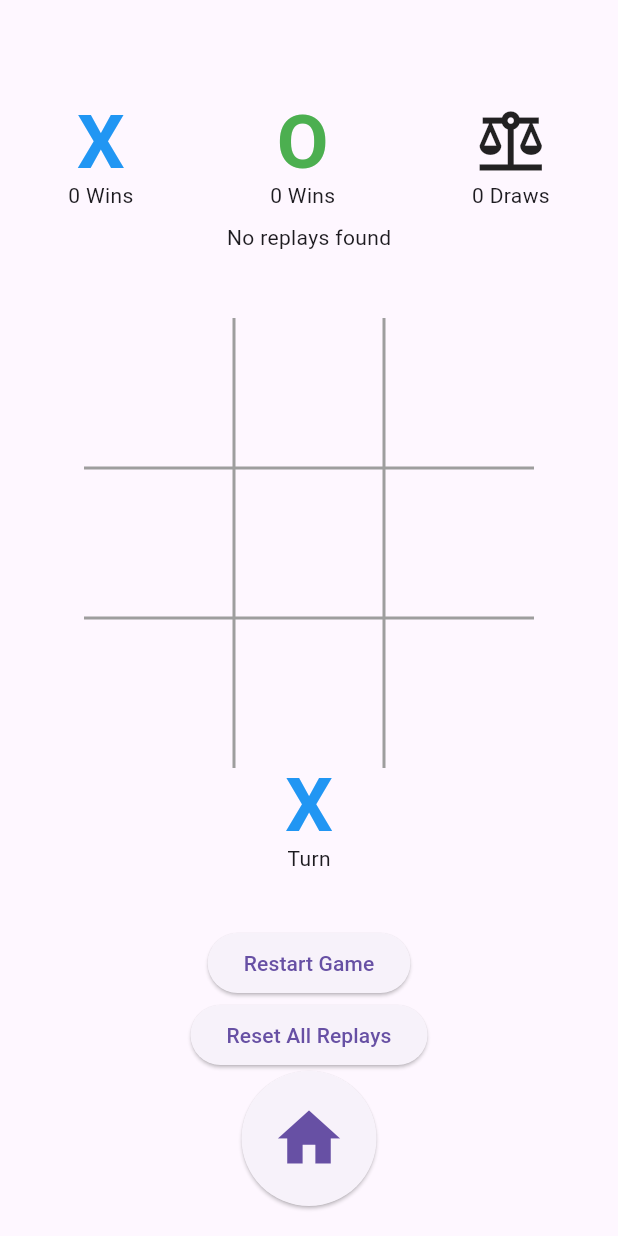
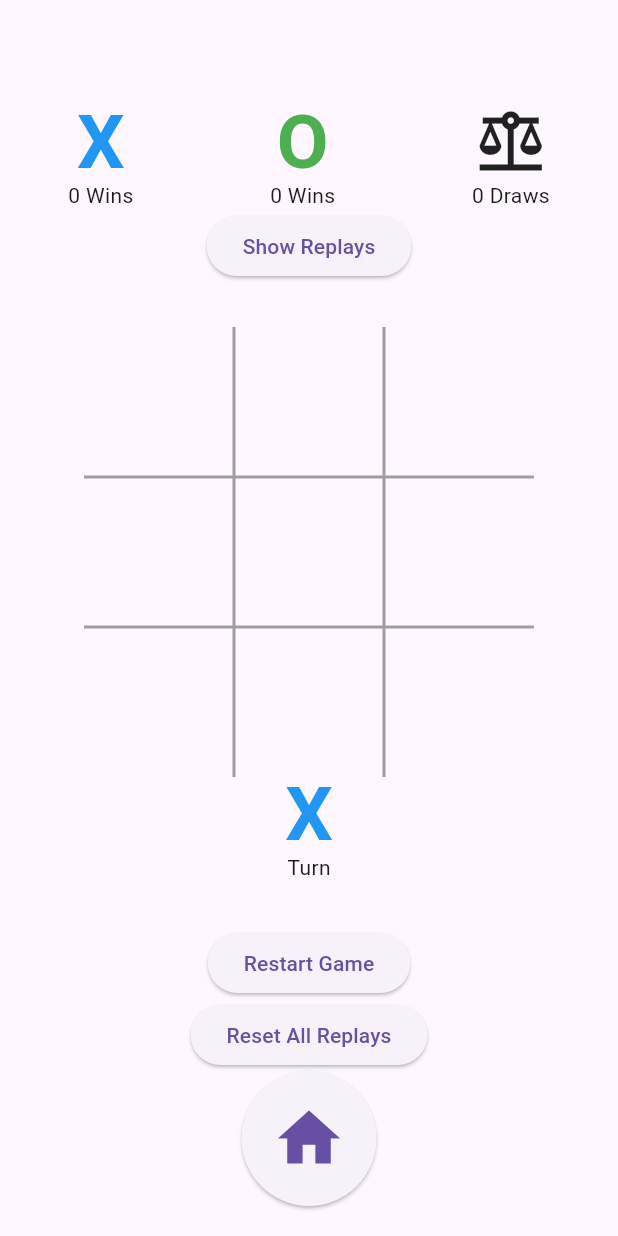
Before and after one commit to Siripongapr/tic_tac_toe, a Flutter app: the Game screen opened by its route, after a tap on "Restart Game", on a phone screen of 412 x 824 dp. Run offline on Flutter 3.47's test engine with Material 3 defaults, Android fonts, the phone set to English and light mode, and no system bars; our stand-ins replace cloud_firestore, firebase_core; accounts and stored records are empty.

```diff
--- /dev/null
+++ b/lib/controller/game_controller.dart
@@ -0,0 +1,140 @@
+import 'package:cloud_firestore/cloud_firestore.dart';
+
+class GameController {
+  final FirebaseFirestore db = FirebaseFirestore.instance;
+
+  int currentPlayer = 1;
+  List<int?> board = List<int?>.filled(9, null);
+  String? winner;
+  List<int> scores = [0, 0, 0];
+  List<int> moves = [];
+  int xWins = 0;
+  int oWins = 0;
+  int draws = 0;
+  bool _isLoading = true;
+
+  bool get isLoading => _isLoading;
+
+  // Add a callback to notify when state changes
+  void Function()? onStateChanged;
+
+  GameController({this.onStateChanged});
+
+  Future<void> fetchScores() async {
+    try {
+      final replays = await db.collection("replays").get();
+      xWins = 0;
+      oWins = 0;
+      draws = 0;
+      for (var doc in replays.docs) {
+        final data = doc.data();
+        if (data['winner'] == 'X') {
+          xWins++;
+        } else if (data['winner'] == 'O') {
+          oWins++;
+        } else if (data['winner'] == 'Draw') {
+          draws++;
+        }
+      }
+      _isLoading = false;
+      onStateChanged?.call(); // Notify when scores are updated
+    } catch (e) {
+      print('Error fetching scores: $e');
+      _isLoading = false;
+    }
+  }
+
+  void handleTap(int index) {
+    if (board[index] == null && winner == null) {
+      board[index] = currentPlayer;
+      moves.add(index);
+      if (checkWin()) {
+        winner = currentPlayer == 1 ? 'X' : 'O';
+        scores[currentPlayer - 1]++;
+        saveReplay();
+      } else if (!board.contains(null)) {
+        winner = 'Draw';
+        scores[2]++;
+        saveReplay();
+        fetchScores();
+      } else {
+        currentPlayer = currentPlayer == 1 ? 2 : 1;
+      }
+      onStateChanged?.call(); // Notify when the game state changes
+    }
+  }
+
+  bool checkWin() {
+    const List<List<int>> winningCombinations = [
+      [0, 1, 2],
+      [3, 4, 5],
+      [6, 7, 8],
+      [0, 3, 6],
+      [1, 4, 7],
+      [2, 5, 8],
+      [0, 4, 8],
+      [2, 4, 6]
+    ];
+    for (var combo in winningCombinations) {
+      if (board[combo[0]] != null &&
+          board[combo[0]] == board[combo[1]] &&
+          board[combo[1]] == board[combo[2]]) {
+        return true;
+      }
+    }
+    return false;
+  }
+
+  void resetGame() {
+    board = List<int?>.filled(9, null);
+    currentPlayer = 1;
+    winner = null;
+    moves = [];
+    onStateChanged?.call(); // Notify when the game is reset
+  }
+
+  Future<void> replayGame(List<int> replayMoves) async {
+    resetGame();
+    for (var move in replayMoves) {
+      await Future.delayed(const Duration(milliseconds: 500));
+      board[move] = currentPlayer;
+      if (checkWin()) {
+        winner = currentPlayer == 1 ? 'X' : 'O';
+        scores[currentPlayer - 1]++;
+      } else if (!board.contains(null)) {
+        winner = 'Draw';
+        scores[2]++;
+      } else {
+        currentPlayer = currentPlayer == 1 ? 2 : 1;
+      }
+      onStateChanged?.call(); // Notify during the replay
+    }
+  }
+
+  void saveReplay() {
+    db.collection("replays").add({
+      "moves": moves,
+      "winner": winner,
+      "scores": scores,
+      "timestamp": FieldValue.serverTimestamp()
+    }).then((DocumentReference doc) {
+      print('DocumentSnapshot added with ID: ${doc.id}');
+      fetchScores(); // Update scores after saving
+    }).catchError((error) {
+      print('Failed to add document: $error');
+    });
+  }
+
+  Future<void> deleteAllReplays() async {
+    try {
+      final replays = await db.collection("replays").get();
+      for (var doc in replays.docs) {
+        await doc.reference.delete();
+      }
+      print('All replays deleted successfully');
+      fetchScores(); // Update scores after deletion
+    } catch (e) {
+      print('Error deleting replays: $e');
+    }
+  }
+}
--- a/lib/screens/game.dart
+++ b/lib/screens/game.dart
@@ -1,8 +1,6 @@
-import 'package:cloud_firestore/cloud_firestore.dart';
 import 'package:flutter/material.dart';
-import 'package:tic_tac_toe/db/db.dart';
+import 'package:tic_tac_toe/controller/game_controller.dart';
 import 'package:tic_tac_toe/widget/game/cell.dart';
-import 'package:tic_tac_toe/widget/game/scrore.dart';
 import 'package:tic_tac_toe/xo_icon.dart';
 
 class Game extends StatefulWidget {
@@ -13,150 +11,19 @@ class Game extends StatefulWidget {
 }
 
 class _GameState extends State<Game> {
-  final DatabaseService _databaseService = DatabaseService();
-  int currentPlayer = 1;
-  List<int?> board = List<int?>.filled(9, null);
-  String? winner;
-  List<int> scores = [0, 0, 0];
-  List<int> moves = [];
-  int xWins = 0;
-  int oWins = 0;
-  int draws = 0;
-  bool _isLoading = true; // Add a loading flag
-
-  final db = FirebaseFirestore.instance;
+  late final GameController _controller;
 
   @override
   void initState() {
     super.initState();
-    _fetchScores();
-  }
-
-  Future<void> _fetchScores() async {
-    try {
-      final replays = await db.collection("replays").get();
-      xWins = 0;
-      oWins = 0;
-      draws = 0;
-
-      for (var doc in replays.docs) {
-        final data = doc.data();
-        if (data['winner'] == 'X') {
-          xWins++;
-        } else if (data['winner'] == 'O') {
-          oWins++;
-        } else if (data['winner'] == 'Draw') {
-          draws++;
-        }
-      }
-
-      setState(() {
-        _isLoading = false; // Set loading to false once data is fetched
-      });
-    } catch (e) {
-      print('Error fetching scores: $e');
-      setState(() {
-        _isLoading = false; // Set loading to false in case of an error
-      });
-    }
-  }
-
-  void handleTap(int index) {
-    if (board[index] == null && winner == null) {
-      setState(() {
-        board[index] = currentPlayer;
-        moves.add(index);
-
-        if (checkWin()) {
-          winner = currentPlayer == 1 ? 'X' : 'O';
-          scores[currentPlayer - 1]++;
-          saveReplay();
-        } else if (!board.contains(null)) {
-          winner = 'Draw';
-          scores[2]++;
-          saveReplay();
-        } else {
-          currentPlayer = currentPlayer == 1 ? 2 : 1;
-        }
-      });
-    }
-  }
-
-  bool checkWin() {
-    const List<List<int>> winningCombinations = [
-      [0, 1, 2],
-      [3, 4, 5],
-      [6, 7, 8],
-      [0, 3, 6],
-      [1, 4, 7],
-      [2, 5, 8],
-      [0, 4, 8],
-      [2, 4, 6]
-    ];
-
-    for (var combo in winningCombinations) {
-      if (board[combo[0]] != null &&
-          board[combo[0]] == board[combo[1]] &&
-          board[combo[1]] == board[combo[2]]) {
-        return true;
-      }
-    }
-    return false;
-  }
-
-  void resetGame() {
-    setState(() {
-      board = List<int?>.filled(9, null);
-      currentPlayer = 1;
-      winner = null;
-      moves = [];
+    _controller = GameController(onStateChanged: _updateState);
+    _controller.fetchScores().then((_) {
+      setState(() {});
     });
   }
 
-  Future<void> replayGame(List<int> replayMoves) async {
-    resetGame();
-    for (var move in replayMoves) {
-      await Future.delayed(const Duration(milliseconds: 500));
-      setState(() {
-        board[move] = currentPlayer;
-        if (checkWin()) {
-          winner = currentPlayer == 1 ? 'X' : 'O';
-          scores[currentPlayer - 1]++;
-        } else if (!board.contains(null)) {
-          winner = 'Draw';
-          scores[2]++;
-        } else {
-          currentPlayer = currentPlayer == 1 ? 2 : 1;
-        }
-      });
-    }
-  }
-
-  void saveReplay() {
-    db.collection("replays").add({
-      "moves": moves,
-      "winner": winner,
-      "scores": scores,
-      "timestamp": FieldValue.serverTimestamp()
-    }).then((DocumentReference doc) {
-      print('DocumentSnapshot added with ID: ${doc.id}');
-      _fetchScores(); // Update scores after saving
-    }).catchError((error) {
-      print('Failed to add document: $error');
-    });
-  }
-
-  Future<void> deleteAllReplays() async {
-    try {
-      final replays = await db.collection("replays").get();
-      for (var doc in replays.docs) {
-        await doc.reference.delete();
-      }
-      print('All replays deleted successfully');
-      _fetchScores(); // Update scores after deletion
-    } catch (e) {
-      print('Error deleting replays: $e');
-    }
+  void _updateState() {
+    setState(() {});
   }
 
   @override
@@ -170,10 +37,10 @@ class _GameState extends State<Game> {
               mainAxisAlignment: MainAxisAlignment.spaceAround,
               children: [
                 Column(
-                  children: [XO(text: 'X'), Text('$xWins Wins')],
+                  children: [XO(text: 'X'), Text('${_controller.xWins} Wins')],
                 ),
                 Column(
-                  children: [XO(text: 'O'), Text('$oWins Wins')],
+                  children: [XO(text: 'O'), Text('${_controller.oWins} Wins')],
                 ),
                 Column(
                   children: [
@@ -181,57 +48,21 @@ class _GameState extends State<Game> {
                       Icons.balance,
                       size: 50,
                     ),
-                    Text('$draws Draws')
+                    Text('${_controller.draws} Draws')
                   ],
                 )
               ],
             ),
-            Expanded(
-              child: StreamBuilder<List<Map<String, dynamic>>>(
-                stream: _databaseService.getReplays(),
-                builder: (context, snapshot) {
-                  if (_isLoading) {
-                    return Center(child: CircularProgressIndicator());
-                  }
-
-                  if (snapshot.hasError) {
-                    return Center(child: Text('Error: ${snapshot.error}'));
-                  }
-
-                  if (!snapshot.hasData || snapshot.data!.isEmpty) {
-                    return Center(child: Text('No replays found'));
-                  }
-
-                  final replays = snapshot.data!;
-
-                  return ListView.builder(
-                    itemCount: replays.length,
-                    itemBuilder: (context, index) {
-                      final replay = replays[index];
-
-                      final moves =
-                          List<int>.from(replay['moves'] as List<dynamic>);
-
-                      return ListTile(
-                        title: Text('Replay ${index + 1}'),
-                        subtitle: Text('Moves: ${moves.join(', ')}'),
-                        trailing: Text('Winner: ${replay['winner']}'),
-                        onTap: () async {
-                          this.moves.clear();
-                          this.moves.addAll(moves);
-
-                          await replayGame(moves);
-                        },
-                      );
-                    },
-                  );
-                },
-              ),
+            ElevatedButton(
+              onPressed: _showReplaysBottomSheet,
+              child: const Text('Show Replays'),
             ),
             const Spacer(),
-            if (winner != null)
+            if (_controller.winner != null)
               Text(
-                winner == 'Draw' ? 'It\'s a Draw!' : '$winner Wins!',
+                _controller.winner == 'Draw'
+                    ? 'It\'s a Draw!'
+                    : '${_controller.winner} Wins!',
                 style:
                     const TextStyle(fontSize: 24, fontWeight: FontWeight.bold),
               ),
@@ -255,8 +86,12 @@ class _GameState extends State<Game> {
                       itemBuilder: (context, index) {
                         return TicTacToeCell(
                           index: index,
-                          player: board[index],
-                          onTap: () => handleTap(index),
+                          player: _controller.board[index],
+                          onTap: () {
+                            setState(() {
+                              _controller.handleTap(index);
+                            });
+                          },
                         );
                       },
                     ),
@@ -266,13 +101,17 @@ class _GameState extends State<Game> {
             ),
             Column(
               children: [
-                XO(text: currentPlayer == 1 ? 'X' : 'O'),
+                XO(text: _controller.currentPlayer == 1 ? 'X' : 'O'),
                 Text('Turn'),
               ],
             ),
             const Spacer(),
             ElevatedButton(
-              onPressed: resetGame,
+              onPressed: () {
+                setState(() {
+                  _controller.resetGame();
+                });
+              },
               child: const Text('Restart Game'),
             ),
             ElevatedButton(
@@ -296,9 +135,9 @@ class _GameState extends State<Game> {
                       ),
                     ) ??
                     false;
-
                 if (confirm) {
-                  await deleteAllReplays();
+                  await _controller.deleteAllReplays();
+                  setState(() {});
                 }
               },
               child: const Text('Reset All Replays'),
@@ -321,4 +160,68 @@ class _GameState extends State<Game> {
       ),
     );
   }
+
+  void _showReplaysBottomSheet() {
+    showModalBottomSheet(
+      context: context,
+      builder: (context) {
+        return Container(
+          padding: const EdgeInsets.all(16),
+          child: Column(
+            mainAxisSize: MainAxisSize.min,
+            children: [
+              Text(
+                'Replays',
+                style: Theme.of(context).textTheme.headlineLarge,
+              ),
+              StreamBuilder<List<Map<String, dynamic>>>(
+                stream: _controller.db
+                    .collection("replays")
+                    .snapshots()
+                    .map((snapshot) {
+                  return snapshot.docs.map((doc) => doc.data()).toList();
+                }),
+                builder: (context, snapshot) {
+                  if (_controller.isLoading) {
+                    return Center(child: CircularProgressIndicator());
+                  }
+                  if (snapshot.hasError) {
+                    return Center(child: Text('Error: ${snapshot.error}'));
+                  }
+                  if (!snapshot.hasData || snapshot.data!.isEmpty) {
+                    return Center(child: Text('No replays found'));
+                  }
+                  final replays = snapshot.data!;
+                  return SizedBox(
+                    height: 200, // Adjust height as needed
+                    child: ListView.builder(
+                      itemCount: replays.length,
+                      scrollDirection: Axis.vertical,
+                      itemBuilder: (context, index) {
+                        final replay = replays[index];
+                        final moves =
+                            List<int>.from(replay['moves'] as List<dynamic>);
+                        return ListTile(
+                          title: Text('Replay ${index + 1}'),
+                          subtitle: Text('Moves: ${moves.join(', ')}'),
+                          trailing: Text('Winner: ${replay['winner']}'),
+                          onTap: () async {
+                            _controller.moves.clear();
+                            _controller.moves.addAll(moves);
+                            Navigator.of(context)
+                                .pop(); // Close the bottom sheet
+                            await _controller.replayGame(moves);
+                          },
+                        );
+                      },
+                    ),
+                  );
+                },
+              ),
+            ],
+          ),
+        );
+      },
+    );
+  }
 }
--- a/lib/xo_icon.dart
+++ b/lib/xo_icon.dart
@@ -11,6 +11,10 @@ class XO extends StatelessWidget {
             height: 1,
             fontSize: 50,
             fontWeight: FontWeight.bold,
-            color: text == 'X' ? Colors.blue : Colors.green));
+            color: text == 'X'
+                ? Colors.blue
+                : text == 'O'
+                    ? Colors.green
+                    : Colors.grey));
   }
 }
```
